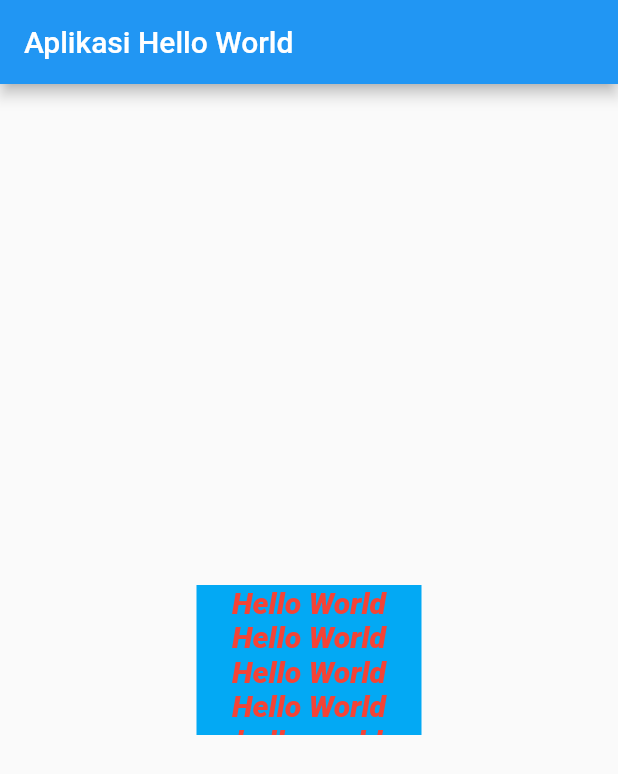
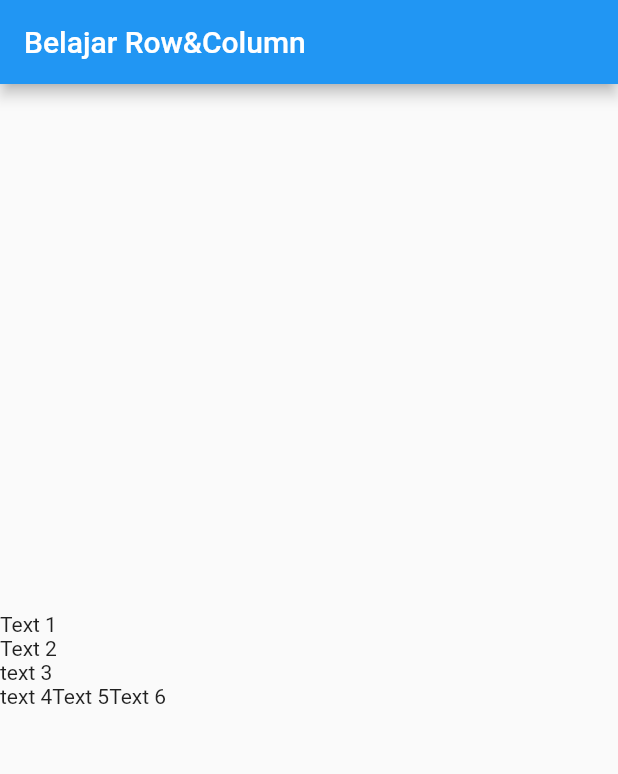
Before and after one commit to badrey19/belajar-flutter, a Flutter app: the screen it shows after launch, on a phone screen of 412 x 824 dp. Shown: the top 774 px of the screen. Run offline on Flutter 3.47's test engine with Material 2 defaults, Android fonts, the phone set to English and light mode, and no system bars.

Commit message:
belajar row&column

```diff
--- a/hello_world/lib/main.dart
+++ b/hello_world/lib/main.dart
@@ -10,22 +10,20 @@ class myApp extends StatelessWidget {
     return MaterialApp(
       home: Scaffold(
         appBar: AppBar(
-          title: Text('Aplikasi Hello World'),
+          title: Text('Belajar Row&Column'),
         ),
-        body: Center(
-            child: Container(
-                color: Colors.lightBlue,
-                width: 150,
-                height: 100,
-                child: Text(
-                  'Hello World Hello World Hello World Hello World hello world',
-                  textAlign: TextAlign.center,
-                  style: TextStyle(
-                      color: Colors.red,
-                      fontStyle: FontStyle.italic,
-                      fontWeight: FontWeight.w800,
-                      fontSize: 20),
-                ))),
+        body: Column(
+          mainAxisAlignment: MainAxisAlignment.center,
+          crossAxisAlignment: CrossAxisAlignment.start,
+          children: [
+            Text('Text 1'),
+            Text('Text 2'),
+            Text('text 3'),
+            Row(
+              children: [Text('text 4'), Text('Text 5'), Text('Text 6')],
+            )
+          ],
+        ),
       ),
     );
   }
```
